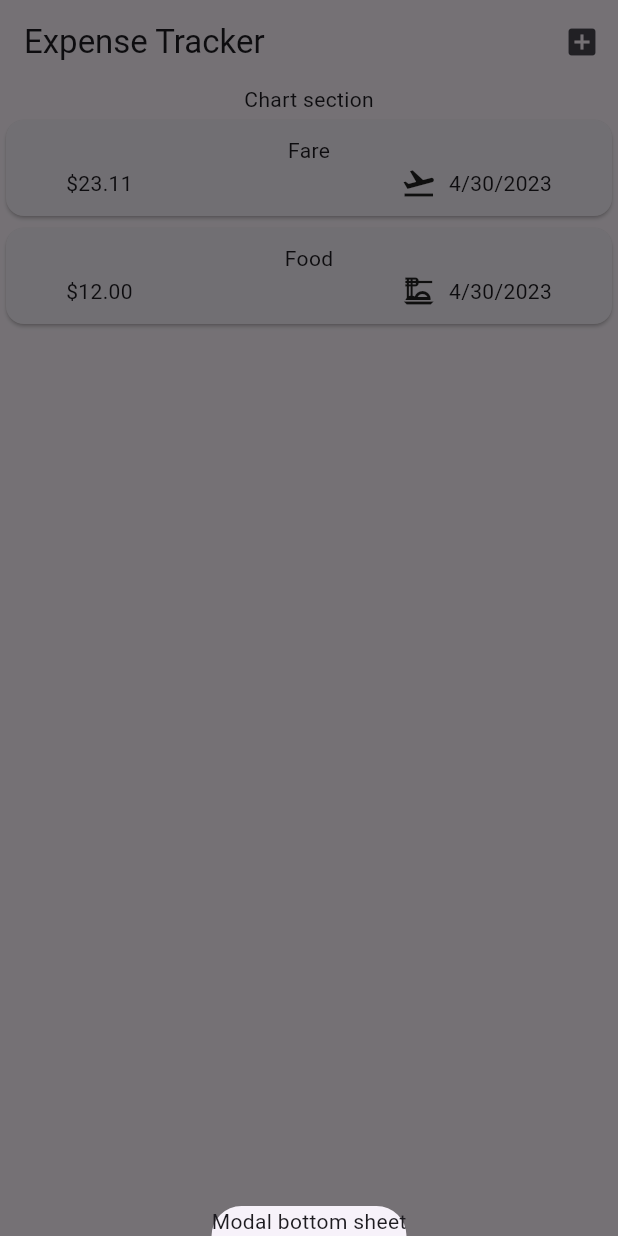
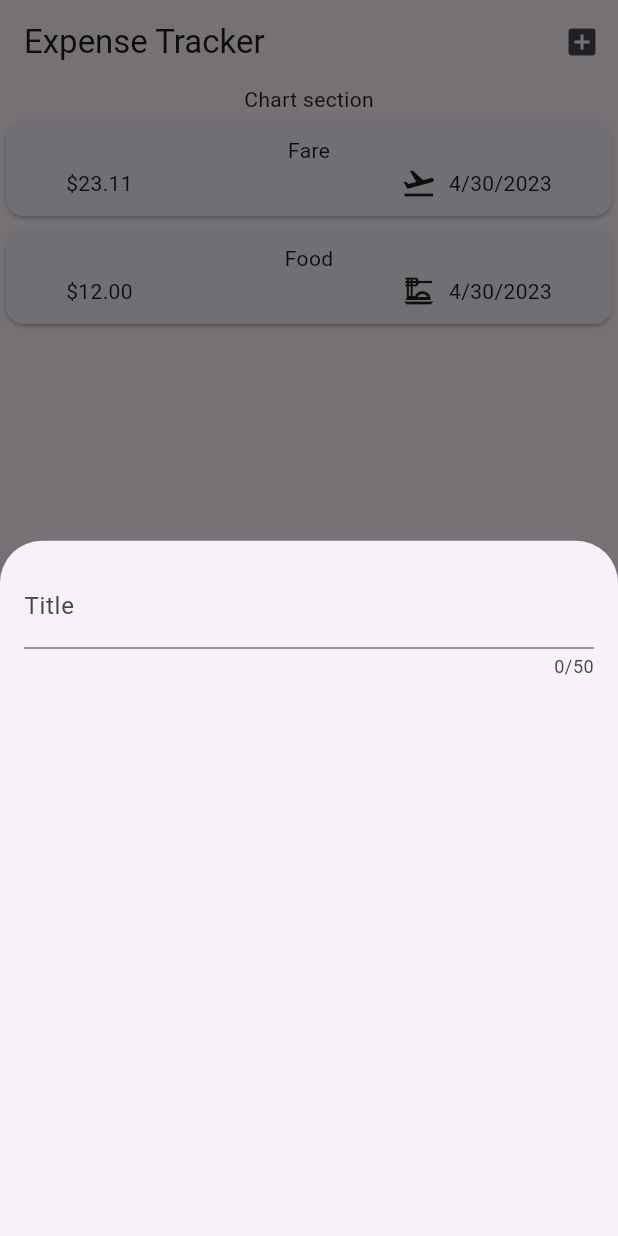
Before and after one commit to alvinwarui29/expenseTrackerFlutter, a Flutter app: the screen it shows after launch, after a tap on the "add box" icon, on a phone screen of 412 x 824 dp. Run offline on Flutter 3.47's test engine with Material 2 defaults, Android fonts, the phone set to English and light mode, and no system bars.

Commit message:
add input field in modal sheet

```diff
--- a/lib/widgets/expenses.dart
+++ b/lib/widgets/expenses.dart
@@ -1,5 +1,6 @@
 import 'package:expensetracker/widgets/expense_list/expense_list.dart';
 import 'package:expensetracker/models/expense.dart';
+import 'package:expensetracker/widgets/new_expense.dart';
 import 'package:flutter/material.dart';
 
 class Expenses extends StatefulWidget {
@@ -27,7 +28,7 @@ class _ExpensesState extends State<Expenses> {
   void _addExpenseOverlay() {
     showModalBottomSheet(
       context: context,
-      builder: (context) => const Text('Modal bottom sheet'),
+      builder: (context) => NewExpense(),
     );
   }
 
--- /dev/null
+++ b/lib/widgets/new_expense.dart
@@ -0,0 +1,29 @@
+import 'package:flutter/material.dart';
+
+class NewExpense extends StatefulWidget {
+  NewExpense({super.key});
+  @override
+  State<NewExpense> createState() {
+    return _NewExpenseState();
+  }
+}
+
+class _NewExpenseState extends State<NewExpense> {
+  @override
+  Widget build(BuildContext context) {
+    return Padding(
+      padding: EdgeInsets.all(16),
+      child: Column(
+        children: const [
+          TextField(
+            maxLength: 50,
+            keyboardType: TextInputType.name,
+            decoration: InputDecoration(
+              label: Text('Title'),
+            ),
+          ),
+        ],
+      ),
+    );
+  }
+}
```
